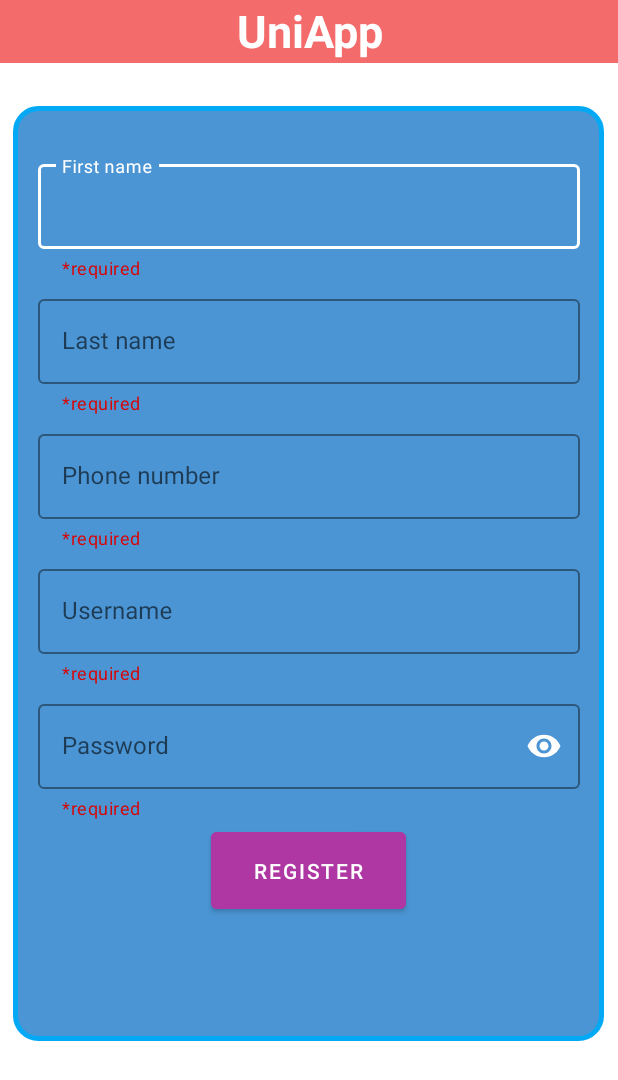
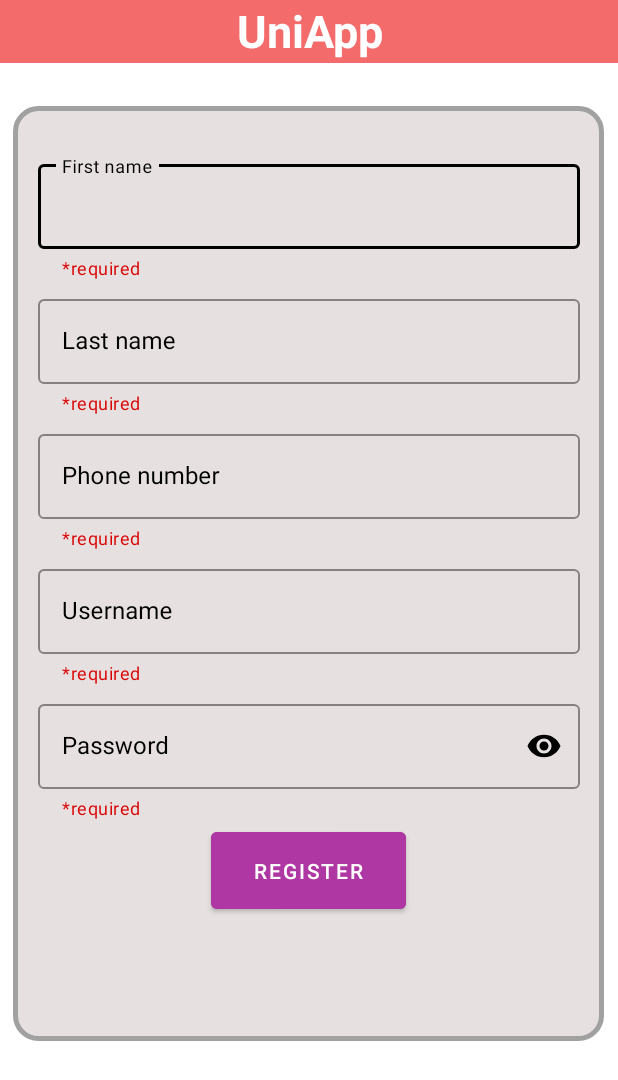
Before and after one commit to gmadhuri10/Automating-PhD-Admission-1, an Android app: the RegisterUser screen opened directly, with no data from a screen before it, on a phone screen of 412 x 824 dp. Shown: the top 1080 px of the screen. Run offline under Robolectric (Android 15) with nearby library versions, the light colour scheme and no system bars; our stand-ins replace Firebase (no records; nobody signed in at launch, a user with empty details on screens opened directly).

Commit message:
simple edits

```diff
--- a/app/src/main/res/drawable/round_corner_template.xml
+++ b/app/src/main/res/drawable/round_corner_template.xml
@@ -4,7 +4,7 @@
     android:shape="rectangle"
     android:padding="10dp">
 
-    <solid android:color="#CB1E7ACA" />
+    <solid android:color="#E6E0E0" />
     <corners
         android:bottomRightRadius="15dp"
         android:bottomLeftRadius="15dp"
@@ -13,5 +13,5 @@
     <stroke
         android:width="3dip"
 
-        android:color="#03A9F4" />
+        android:color="#A1A1A1" />
 </shape>
--- a/app/src/main/res/layout/activity_register_user.xml
+++ b/app/src/main/res/layout/activity_register_user.xml
@@ -45,17 +45,17 @@
             android:layout_height="90dp"
             android:layout_marginTop="20dp"
             android:hint="First name"
-
-            app:boxStrokeColor="@color/white"
+            android:textColorHint="@color/black"
+            app:boxStrokeColor="@color/black"
             app:helperText="*required"
             app:helperTextTextColor="#DA0303"
-            app:hintTextColor="@color/white"
+            app:hintTextColor="@color/black"
             app:layout_constraintBottom_toTopOf="@+id/RegisterBtn"
             app:layout_constraintEnd_toEndOf="parent"
             app:layout_constraintStart_toStartOf="parent"
             app:layout_constraintTop_toTopOf="parent"
             app:layout_constraintVertical_bias="0.036"
-            app:startIconTint="@color/white"
+            app:startIconTint="@color/black"
             >
 
             <com.google.android.material.textfield.TextInputEditText
@@ -63,7 +63,7 @@
                 android:layout_width="match_parent"
                 android:layout_height="wrap_content"
                 android:inputType="text"
-                android:textColor="@color/white"
+                android:textColor="@color/black"
                 tools:ignore="TouchTargetSizeCheck" />
         </com.google.android.material.textfield.TextInputLayout>
 
@@ -73,23 +73,24 @@
             android:layout_width="361dp"
             android:layout_height="90dp"
             android:hint="Last name"
-            app:boxStrokeColor="@color/white"
+            app:boxStrokeColor="@color/black"
             app:helperText="*required"
             app:helperTextTextColor="#DA0303"
-            app:hintTextColor="@color/white"
+            app:hintTextColor="@color/black"
             app:layout_constraintBottom_toTopOf="@+id/RegisterBtn"
             app:layout_constraintEnd_toEndOf="parent"
             app:layout_constraintStart_toStartOf="parent"
             app:layout_constraintTop_toBottomOf="@+id/textInputLayout1"
             app:layout_constraintVertical_bias="0.0"
-            app:startIconTint="@color/white">
+            android:textColorHint="@color/black"
+            app:startIconTint="@color/black">
 
             <com.google.android.material.textfield.TextInputEditText
                 android:id="@+id/lname"
                 android:layout_width="match_parent"
                 android:layout_height="wrap_content"
                 android:inputType="text"
-                android:textColor="@color/white"
+                android:textColor="@color/black"
                 tools:ignore="TouchTargetSizeCheck" />
         </com.google.android.material.textfield.TextInputLayout>
 
@@ -99,23 +100,24 @@
             android:layout_width="361dp"
             android:layout_height="90dp"
             android:hint="Phone number"
-            app:boxStrokeColor="@color/white"
+            app:boxStrokeColor="@color/black"
             app:helperText="*required"
             app:helperTextTextColor="#DA0303"
-            app:hintTextColor="@color/white"
+            app:hintTextColor="@color/black"
             app:layout_constraintBottom_toTopOf="@+id/RegisterBtn"
             app:layout_constraintEnd_toEndOf="parent"
             app:layout_constraintStart_toStartOf="parent"
             app:layout_constraintTop_toBottomOf="@+id/textInputLayout2"
             app:layout_constraintVertical_bias="0.0"
-            app:startIconTint="@color/white">
+            android:textColorHint="@color/black"
+            app:startIconTint="@color/black">
 
             <com.google.android.material.textfield.TextInputEditText
                 android:id="@+id/number"
                 android:layout_width="match_parent"
                 android:layout_height="wrap_content"
                 android:inputType="number"
-                android:textColor="@color/white"
+                android:textColor="@color/black"
                 tools:ignore="TouchTargetSizeCheck" />
         </com.google.android.material.textfield.TextInputLayout>
 
@@ -125,23 +127,24 @@
             android:layout_width="361dp"
             android:layout_height="90dp"
             android:hint="Username"
-            app:boxStrokeColor="@color/white"
+            app:boxStrokeColor="@color/black"
             app:helperText="*required"
             app:helperTextTextColor="#DA0303"
-            app:hintTextColor="@color/white"
+            android:textColorHint="@color/black"
+            app:hintTextColor="@color/black"
             app:layout_constraintBottom_toTopOf="@+id/RegisterBtn"
             app:layout_constraintEnd_toEndOf="parent"
             app:layout_constraintStart_toStartOf="parent"
             app:layout_constraintTop_toBottomOf="@+id/textInputLayout3"
             app:layout_constraintVertical_bias="0.0"
-            app:startIconTint="@color/white">
+            app:startIconTint="@color/black">
 
             <com.google.android.material.textfield.TextInputEditText
                 android:id="@+id/Username"
                 android:layout_width="match_parent"
                 android:layout_height="wrap_content"
                 android:inputType="text"
-                android:textColor="@color/white"
+                android:textColor="@color/black"
                 tools:ignore="TouchTargetSizeCheck" />
         </com.google.android.material.textfield.TextInputLayout>
 
@@ -151,25 +154,26 @@
             android:layout_width="361dp"
             android:layout_height="90dp"
             android:hint="Password"
-            app:boxStrokeColor="@color/white"
+            app:boxStrokeColor="@color/black"
             app:endIconMode="password_toggle"
-            app:endIconTint="@color/white"
+            app:endIconTint="@color/black"
             app:helperText="*required"
             app:helperTextTextColor="#DA0303"
-            app:hintTextColor="@color/white"
+            app:hintTextColor="@color/black"
             app:layout_constraintBottom_toTopOf="@+id/RegisterBtn"
             app:layout_constraintEnd_toEndOf="parent"
             app:layout_constraintStart_toStartOf="parent"
             app:layout_constraintTop_toBottomOf="@+id/textInputLayout4"
             app:layout_constraintVertical_bias="0.0"
-            app:startIconTint="@color/white">
+            android:textColorHint="@color/black"
+            app:startIconTint="@color/black">
 
             <com.google.android.material.textfield.TextInputEditText
                 android:id="@+id/Password"
                 android:layout_width="match_parent"
                 android:layout_height="wrap_content"
                 android:inputType="textPassword"
-                android:textColor="@color/white"
+                android:textColor="@color/black"
                 tools:ignore="TouchTargetSizeCheck" />
         </com.google.android.material.textfield.TextInputLayout>
 
```
Also changed, not shown: app/src/main/res/layout/activity_login_user.xml (+13 -11 lines), app/src/main/res/layout/activity_main.xml (+11 -5 lines).
